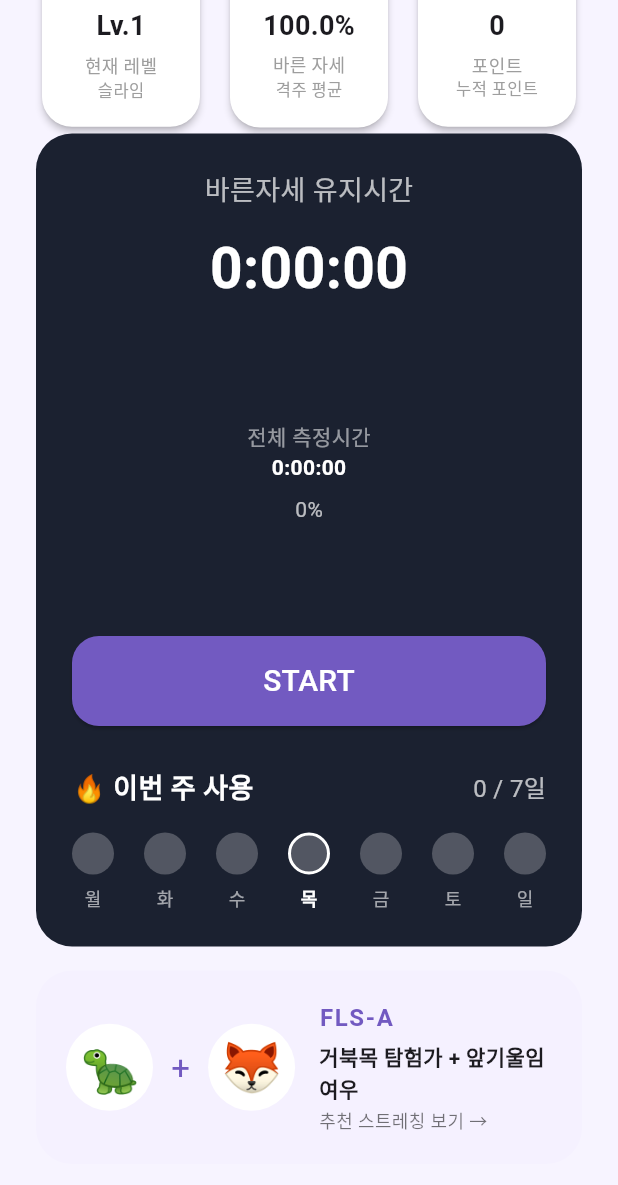
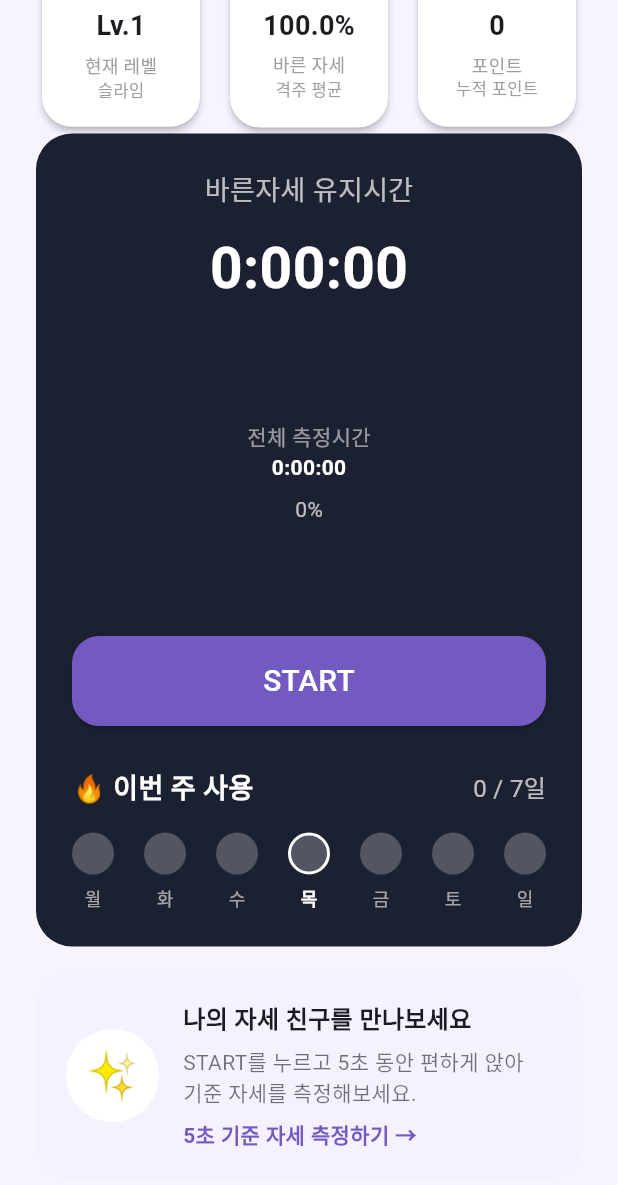
Before and after one commit to tkdals9063-cloud/jjibudung-v2, a Flutter app: the WelcomeScreen screen opened directly, scrolled down 198 dp, on a phone screen of 412 x 824 dp. Shown: the top 1185 px of the screen. Run offline on Flutter 3.47's test engine with Material 3 defaults, Android fonts, the phone set to English and light mode, and no system bars; our stand-ins replace marquee, permission_handler, shared_preferences; accounts and stored records are empty.

Commit message:
feat: add posture profile initialization and sensor error handling

```diff
--- a/lib/screens/welcome_screen.dart
+++ b/lib/screens/welcome_screen.dart
@@ -10,6 +10,7 @@ import 'package:marquee/marquee.dart';
 import '../widgets/summary_card.dart';
 import '../widgets/study_dashboard_card.dart';
 import '../widgets/posture_profile_summary_card.dart';
+import '../widgets/posture_profile_unlock_card.dart';
 
 class WelcomeScreen extends StatefulWidget {
   const WelcomeScreen({super.key});
@@ -35,6 +36,8 @@ class _WelcomeScreenState extends State<WelcomeScreen> {
 
   List<bool> _weekUsage = List<bool>.filled(7, false);
 
+  bool _hasPostureProfile = false;
+
   @override
   void initState() {
     super.initState();
@@ -47,6 +50,8 @@ class _WelcomeScreenState extends State<WelcomeScreen> {
     final point = await StorageService.loadPoint();
     final streak = await StorageService.loadStreak();
     final weekUsage = await StorageService.loadCurrentWeekUsage();
+    final hasPostureProfile =
+        await StorageService.loadHasInitialPostureProfile();
 
     if (!mounted) return;
 
@@ -56,6 +61,7 @@ class _WelcomeScreenState extends State<WelcomeScreen> {
       _point = point;
       _streak = streak;
       _weekUsage = weekUsage;
+      _hasPostureProfile = hasPostureProfile;
       _postureRate = today == 0 ? 100 : (good / today) * 100;
     });
   }
@@ -188,7 +194,20 @@ class _WelcomeScreenState extends State<WelcomeScreen> {
               ),
 
               const SizedBox(height: 16),
-              const PostureProfileSummaryCard(),
+              if (_hasPostureProfile)
+                const PostureProfileSummaryCard()
+              else
+                PostureProfileUnlockCard(
+                  onPressed: () async {
+                    await Navigator.push(
+                      context,
+                      MaterialPageRoute(
+                        builder: (_) => const PreparationScreen(),
+                      ),
+                    );
+                    if (mounted) _loadData();
+                  },
+                ),
 
               const SizedBox(height: 24),
             ],
--- a/lib/services/storage_service.dart
+++ b/lib/services/storage_service.dart
@@ -12,6 +12,9 @@ class StorageService {
   static const String todayGoodPostureTimeKey = 'today_good_posture_time';
   static const String totalGoodPostureTimeKey = 'total_good_posture_time';
   static const String weekUsageDatesKey = 'week_usage_dates';
+  static const String hasInitialPostureProfileKey =
+      'has_initial_posture_profile';
+  static const String initialBaselineAngleKey = 'initial_baseline_angle';
 
   static String _dateKey(DateTime date) {
     return '${date.year.toString().padLeft(4, '0')}-'
@@ -56,13 +59,17 @@ class StorageService {
       await prefs.setInt(todayGoodPostureTimeKey, 0);
 
       var streak = prefs.getInt(streakKey) ?? 0;
-      final last = lastStudyDate == null ? null : DateTime.tryParse(lastStudyDate);
+      final last = lastStudyDate == null
+          ? null
+          : DateTime.tryParse(lastStudyDate);
 
       if (last == null) {
         streak = 1;
-      } else if (DateTime(now.year, now.month, now.day)
-              .difference(DateTime(last.year, last.month, last.day))
-              .inDays ==
+      } else if (DateTime(
+            now.year,
+            now.month,
+            now.day,
+          ).difference(DateTime(last.year, last.month, last.day)).inDays ==
           1) {
         streak++;
       } else {
@@ -90,10 +97,14 @@ class StorageService {
 
   static Future<List<bool>> loadCurrentWeekUsage() async {
     final prefs = await SharedPreferences.getInstance();
-    final dates = (prefs.getStringList(weekUsageDatesKey) ?? <String>[]).toSet();
+    final dates = (prefs.getStringList(weekUsageDatesKey) ?? <String>[])
+        .toSet();
     final now = DateTime.now();
-    final monday = DateTime(now.year, now.month, now.day)
-        .subtract(Duration(days: now.weekday - DateTime.monday));
+    final monday = DateTime(
+      now.year,
+      now.month,
+      now.day,
+    ).subtract(Duration(days: now.weekday - DateTime.monday));
 
     return List<bool>.generate(7, (index) {
       return dates.contains(_dateKey(monday.add(Duration(days: index))));
@@ -136,4 +147,22 @@ class StorageService {
     final prefs = await SharedPreferences.getInstance();
     return prefs.getInt(totalGoodPostureTimeKey) ?? 0;
   }
+
+  static Future<void> saveInitialPostureProfile({
+    required double baselineAngle,
+  }) async {
+    final prefs = await SharedPreferences.getInstance();
+    await prefs.setBool(hasInitialPostureProfileKey, true);
+    await prefs.setDouble(initialBaselineAngleKey, baselineAngle);
+  }
+
+  static Future<bool> loadHasInitialPostureProfile() async {
+    final prefs = await SharedPreferences.getInstance();
+    return prefs.getBool(hasInitialPostureProfileKey) ?? false;
+  }
+
+  static Future<double?> loadInitialBaselineAngle() async {
+    final prefs = await SharedPreferences.getInstance();
+    return prefs.getDouble(initialBaselineAngleKey);
+  }
 }
--- a/lib/widgets/posture_profile_unlock_card.dart
+++ b/lib/widgets/posture_profile_unlock_card.dart
@@ -0,0 +1,67 @@
+import 'package:flutter/material.dart';
+
+class PostureProfileUnlockCard extends StatelessWidget {
+  final VoidCallback onPressed;
+
+  const PostureProfileUnlockCard({
+    super.key,
+    required this.onPressed,
+  });
+
+  @override
+  Widget build(BuildContext context) {
+    return Material(
+      color: Colors.transparent,
+      child: InkWell(
+        borderRadius: BorderRadius.circular(24),
+        onTap: onPressed,
+        child: Ink(
+          padding: const EdgeInsets.all(20),
+          decoration: BoxDecoration(
+            color: const Color(0xffF5F1FF),
+            borderRadius: BorderRadius.circular(24),
+          ),
+          child: Row(
+            children: [
+              Container(
+                width: 62,
+                height: 62,
+                alignment: Alignment.center,
+                decoration: const BoxDecoration(
+                  color: Colors.white,
+                  shape: BoxShape.circle,
+                ),
+                child: const Text('✨', style: TextStyle(fontSize: 32)),
+              ),
+              const SizedBox(width: 16),
+              const Expanded(
+                child: Column(
+                  crossAxisAlignment: CrossAxisAlignment.start,
+                  children: [
+                    Text(
+                      '나의 자세 친구를 만나보세요',
+                      style: TextStyle(fontWeight: FontWeight.bold, fontSize: 16),
+                    ),
+                    SizedBox(height: 6),
+                    Text(
+                      'START를 누르고 5초 동안 편하게 앉아\n기준 자세를 측정해보세요.',
+                      style: TextStyle(height: 1.4, color: Colors.black54),
+                    ),
+                    SizedBox(height: 7),
+                    Text(
+                      '5초 기준 자세 측정하기 →',
+                      style: TextStyle(
+                        color: Color(0xff725AC1),
+                        fontWeight: FontWeight.w700,
+                      ),
+                    ),
+                  ],
+                ),
+              ),
+            ],
+          ),
+        ),
+      ),
+    );
+  }
+}
```
Also changed, not shown: lib/screens/calibration_screen.dart (+43 -39 lines).
